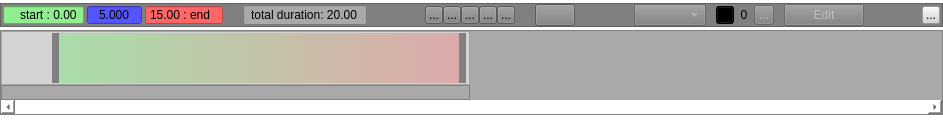
Old version of the form src/GuiBase/Timeline/Timeline.ui in the repository STORM-IRIT/Radium-Engine.
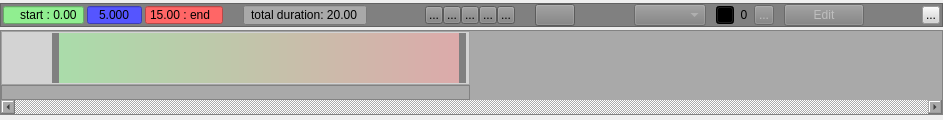
New version of the form. Icons and pictures are not drawn. Custom widgets are drawn as their Qt base class.

```diff
--- a/src/GuiBase/Timeline/Timeline.ui
+++ b/src/GuiBase/Timeline/Timeline.ui
@@ -43,9 +43,6 @@
   <property name="windowTitle">
    <string>Form</string>
   </property>
-  <property name="styleSheet">
-   <string notr="true">background: white</string>
-  </property>
   <layout class="QVBoxLayout" name="verticalLayout">
    <property name="spacing">
     <number>0</number>
```
